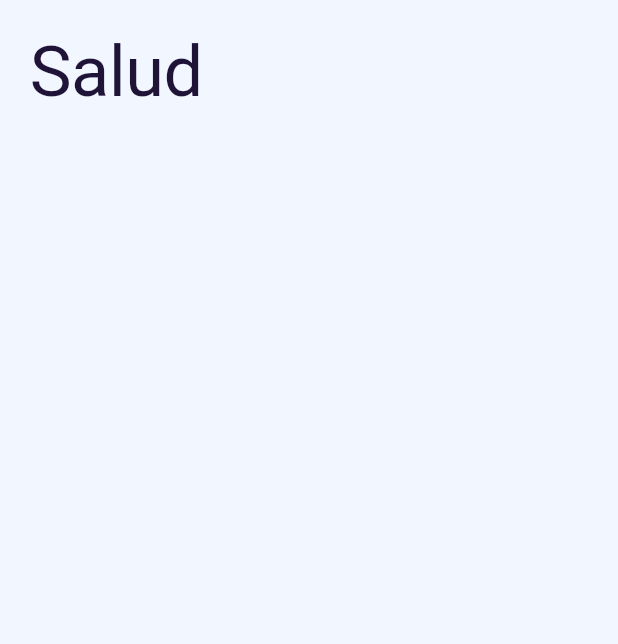
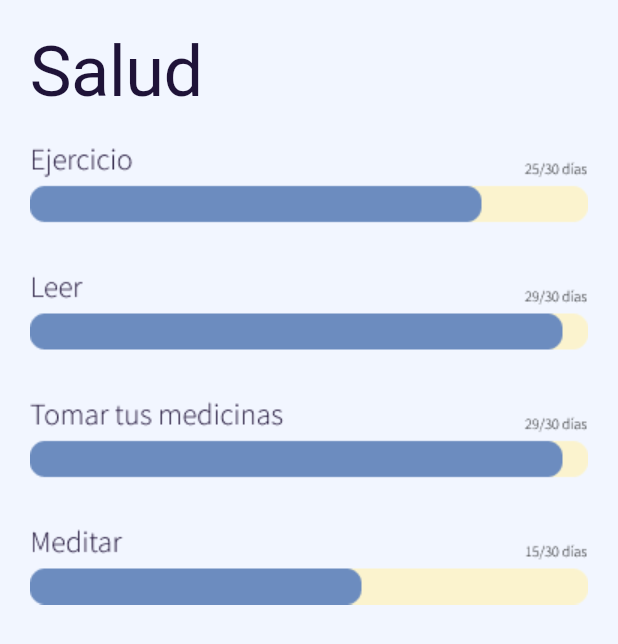
Before and after one commit to guillermoSb/proyecto_ing_software, a Flutter app: the HealthScreen screen opened directly, on a phone screen of 412 x 824 dp. Shown: the top 644 px of the screen. Run offline on Flutter 3.47's test engine with Material 2 defaults, Android fonts, the phone set to English and light mode, and no system bars.

```diff
--- a/lib/screens/health_screen.dart
+++ b/lib/screens/health_screen.dart
@@ -9,7 +9,21 @@ class HealthScreen extends StatelessWidget {
   Widget build(BuildContext context) {
     return CupertinoPageScaffold(
         child: Column(
-      children: const [PageTitleWidget('Salud')],
+      children: [
+        PageTitleWidget('Salud'),
+        Padding(
+          padding: EdgeInsets.all(8),
+          child: Image.asset('assets/images/Frame 24.png'),
+        )
+        /*Expanded(
+          child: Align(
+            child: Transform.translate(
+                offset: const Offset(0, 0),
+                child: Image.asset('assets/images/Frame 24.png')),
+            alignment: Alignment.bottomLeft,
+          ),
+        )*/
+      ],
     ));
   }
 }
```
Also changed, not shown: assets/images/Frame 24.png (added).
